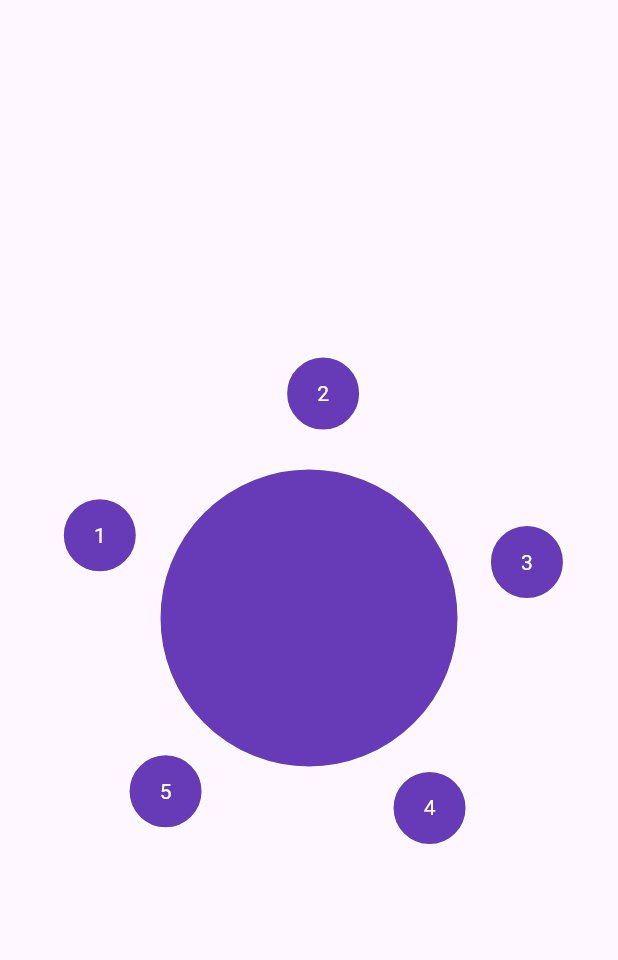
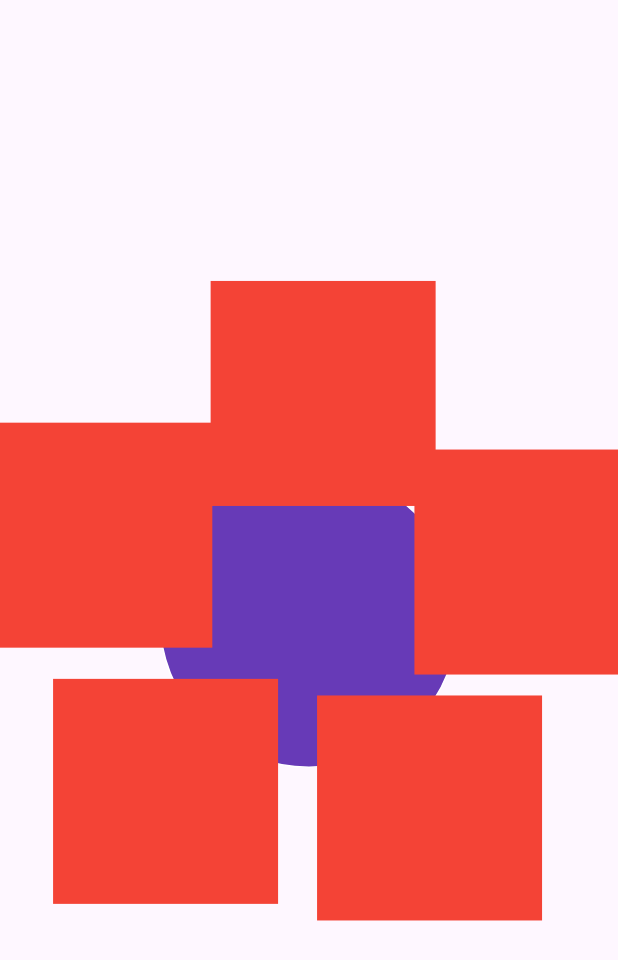
Before and after one commit to victormanuelfrancodev/circularmenu, a Flutter app: the screen it shows after launch, on a phone screen of 412 x 824 dp. Shown: the top 960 px of the screen. Run offline on Flutter 3.47's test engine with Material 3 defaults, Android fonts, the phone set to English and light mode, and no system bars.

Commit message:
circular menu

```diff
--- a/example/lib/main.dart
+++ b/example/lib/main.dart
@@ -48,12 +48,11 @@ class Menu extends StatelessWidget {
             menuColor: Colors.deepPurple,
             radius: 100,
             menuItems: itemList,
+            itemSize: 150,
             titleStyle: TextStyle(color: Colors.white),
-            itemSize: 50,
-            itemColor: Colors.deepPurple,
-            itemBorderColor: Colors.white,
             borderCentralMenuColor: Colors.white,
             itemOffsetPercentage: 0.5,
+            myWidget: Container(color: Colors.red,)
           ),
         );
   }
--- a/lib/animated_orbit_menu.dart
+++ b/lib/animated_orbit_menu.dart
@@ -21,6 +21,7 @@ class _AnimatedOrbitMenuState extends State<AnimatedOrbitMenu>
   late AnimationController _controller;
   late Animation<double> _animation;
 
+  /// Initialize the animation controller and animation
   @override
   void initState() {
     super.initState();
@@ -43,6 +44,7 @@ class _AnimatedOrbitMenuState extends State<AnimatedOrbitMenu>
     }
   }
 
+  /// Build the widget with the animation
   @override
   Widget build(BuildContext context) {
     return widget.animate
@@ -61,10 +63,11 @@ class _AnimatedOrbitMenuState extends State<AnimatedOrbitMenu>
                     itemSize: widget.config.itemSize,
                     itemColor: widget.config.itemColor,
                     itemBorderColor: widget.config.itemBorderColor,
-                  borderCentralMenuColor: widget.config.borderCentralMenuColor,
+                    borderCentralMenuColor:
+                        widget.config.borderCentralMenuColor,
                     animationOffset: _animation.value,
                     itemOffsetPercentage: widget.config.itemOffsetPercentage,
-                ),
+                    myWidget: widget.config.myWidget),
               );
             },
           )
@@ -83,9 +86,10 @@ class _AnimatedOrbitMenuState extends State<AnimatedOrbitMenu>
                 borderCentralMenuColor: widget.config.borderCentralMenuColor,
                 animationOffset: 0,
                 itemOffsetPercentage: widget.config.itemOffsetPercentage,
-            ));
+                myWidget: widget.config.myWidget));
   }
 
+  /// Dispose the controller
   @override
   void dispose() {
     if (widget.animate) {
--- a/lib/big_circle.dart
+++ b/lib/big_circle.dart
@@ -1,5 +1,6 @@
 import 'package:flutter/material.dart';
 
+/// A big circle widget.
 class BigCircle extends StatelessWidget {
   const BigCircle(
       {required this.size,
--- a/lib/circle_item.dart
+++ b/lib/circle_item.dart
@@ -1,5 +1,6 @@
 import 'package:flutter/material.dart';
 
+/// A circle item widget.
 class CircleItem extends StatelessWidget {
   const CircleItem(
       {required this.size,
--- a/lib/item.dart
+++ b/lib/item.dart
@@ -1,5 +1,5 @@
 import 'dart:ui';
-
+/// Item class
 class Item {
   String image;
   VoidCallback onPressed;
--- a/lib/orbit_menu_animation_type.dart
+++ b/lib/orbit_menu_animation_type.dart
@@ -1 +1,2 @@
+/// Enum for the animation type of the orbit menu.
 enum OrbitMenuAnimationType { rotating, bouncing }
--- a/lib/orbit_menu_config.dart
+++ b/lib/orbit_menu_config.dart
@@ -1,7 +1,7 @@
 import 'package:flutter/material.dart';
 import 'item.dart';
 import 'orbit_menu_animation_type.dart';
-
+/// Configuration for the orbit menu.
 class OrbitMenuConfig {
   final Duration animationDuration;
   final OrbitMenuAnimationType animationType;
@@ -16,6 +16,7 @@ class OrbitMenuConfig {
   final Color borderCentralMenuColor;
   final double itemOffsetPercentage;
   final TextStyle titleStyle;
+  final Widget? myWidget;
 
   OrbitMenuConfig({
     this.animationType = OrbitMenuAnimationType.bouncing,
@@ -24,12 +25,13 @@ class OrbitMenuConfig {
     required this.menuPositionY,
     required this.menuColor,
     required this.radius,
+    required this.borderCentralMenuColor,
     required this.menuItems,
-    required this.itemSize,
-    required this.itemColor,
+    this.itemSize = 50.0,
+    this.itemColor = Colors.red,
     this.titleStyle = const TextStyle(color: Colors.black),
-    required this.itemBorderColor,
-    required this.borderCentralMenuColor,
+    this.itemBorderColor = Colors.black,
     this.itemOffsetPercentage = 0.0,
+    this.myWidget,
   });
 }
--- a/lib/orbitmenu.dart
+++ b/lib/orbitmenu.dart
@@ -7,9 +7,10 @@ import 'package:orbitmenu/circle_item.dart';
 import 'package:orbitmenu/item.dart';
 import 'package:orbitmenu/maths.dart';
 
+/// A class to create a circular menu.
 class OrbitMenu {
-  static List<Widget> createMenu(
-      {required double menuPositionX,
+  static List<Widget> createMenu({
+    required double menuPositionX,
     required double menuPositionY,
     required Color menuColor,
     required double radius,
@@ -20,13 +21,15 @@ class OrbitMenu {
     required Color itemBorderColor,
     required Color borderCentralMenuColor,
     required double animationOffset,
-      double itemOffsetPercentage = 0.0}) {
+    double itemOffsetPercentage = 0.0,
+    Widget? myWidget,
+  }) {
     int numberOfElements = menuItems.length;
     double adjustedRadius = radius * (1 + itemOffsetPercentage);
     List<Point> points =
         getCircularPosition(numberOfElements, adjustedRadius, animationOffset);
     List<Widget> menuWidgets = [];
-
+/// Add the central menu
     menuWidgets.add(
       Positioned(
           left: menuPositionX - radius,
@@ -38,13 +41,19 @@ class OrbitMenu {
             borderColor: borderCentralMenuColor,
           )),
     );
-
+/// Add the items
     for (int i = 0; i < numberOfElements; i++) {
       menuWidgets.add(
         Positioned(
             left: menuPositionX + points[i].x - (itemSize / 2),
             top: menuPositionY + points[i].y - (itemSize / 2),
-            child: CircleItem(
+            child: myWidget != null
+                ? Container(
+                    width: itemSize,
+                    height: itemSize,
+                    child: myWidget,
+                  )
+                : CircleItem(
                     size: itemSize,
                     color: itemColor,
                     titleStyle: titleStyle,
--- a/pubspec.yaml
+++ b/pubspec.yaml
@@ -1,6 +1,6 @@
 name: orbitmenu
 description: OrbitMenu is a versatile Flutter package for creating dynamic circular menus with interactive animations.
-version: 0.0.6
+version: 0.0.9
 homepage: https://github.com/victormanuelfrancodev/circularmenu
 
 environment:
```
Also changed, not shown: 3 other files. Lines whose indentation alone changed are shown as unchanged.
